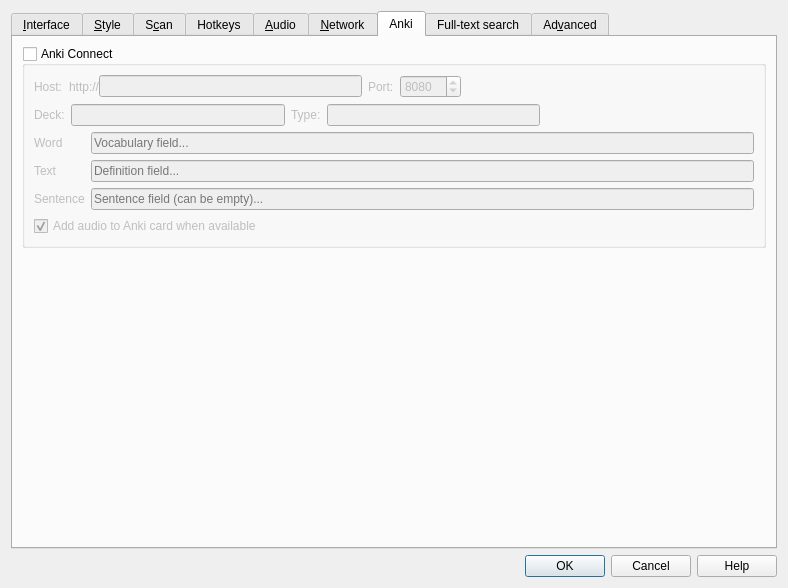
Old version of the form src/ui/preferences.ui in the repository xiaoyifang/goldendict-ng.
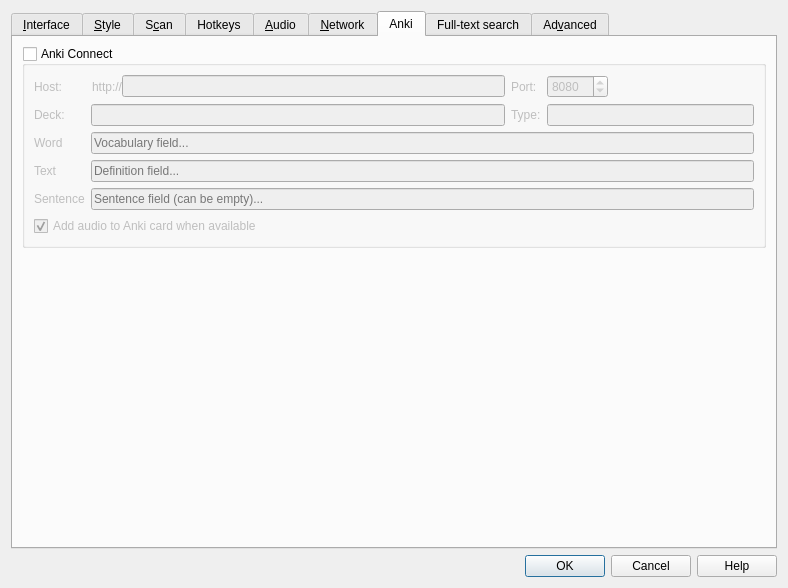
New version of the form. The open tabs and pages were chosen to show the change. Icons and pictures are not drawn.

Commit message: style(ui): unify Anki tab layout with a single grid

The edit to the form file:
```diff
--- a/src/ui/preferences.ui
+++ b/src/ui/preferences.ui
@@ -1262,17 +1262,15 @@
          <property name="checked">
           <bool>false</bool>
          </property>
-         <layout class="QVBoxLayout" name="verticalLayout_13">
-          <item>
-           <layout class="QHBoxLayout" name="horizontalLayout_21">
-            <item>
+         <layout class="QGridLayout" name="gridLayout_anki" columnstretch="0,2,0,1">
+          <item row="0" column="0">
              <widget class="QLabel" name="label_22">
               <property name="text">
                <string>Host:</string>
               </property>
              </widget>
             </item>
-            <item>
+          <item row="0" column="1">
              <layout class="QHBoxLayout" name="hostLayout">
               <property name="spacing">
                <number>0</number>
@@ -1292,15 +1290,21 @@
               </item>
              </layout>
             </item>
-            <item>
+          <item row="0" column="2">
              <widget class="QLabel" name="label_23">
               <property name="text">
                <string>Port:</string>
               </property>
              </widget>
             </item>
-            <item>
+          <item row="0" column="3">
              <widget class="QSpinBox" name="ankiPort">
+            <property name="sizePolicy">
+             <sizepolicy hsizetype="Fixed" vsizetype="Fixed">
+              <horstretch>0</horstretch>
+              <verstretch>0</verstretch>
+             </sizepolicy>
+            </property>
               <property name="maximum">
                <number>65535</number>
               </property>
@@ -1309,105 +1313,69 @@
               </property>
              </widget>
             </item>
-            <item>
-             <spacer name="horizontalSpacer_16">
-              <property name="orientation">
-               <enum>Qt::Horizontal</enum>
-              </property>
-              <property name="sizeHint" stdset="0">
-               <size>
-                <width>40</width>
-                <height>20</height>
-               </size>
-              </property>
-             </spacer>
-            </item>
-           </layout>
-          </item>
-          <item>
-           <layout class="QHBoxLayout" name="horizontalLayout_22">
-            <item>
+          <item row="1" column="0">
              <widget class="QLabel" name="label_28">
               <property name="text">
                <string>Deck:</string>
               </property>
              </widget>
             </item>
-            <item>
+          <item row="1" column="1">
              <widget class="QLineEdit" name="ankiDeck"/>
             </item>
-            <item>
+          <item row="1" column="2">
              <widget class="QLabel" name="label_25">
               <property name="text">
                <string>Type:</string>
               </property>
              </widget>
             </item>
-            <item>
+          <item row="1" column="3">
              <widget class="QLineEdit" name="ankiModel"/>
             </item>
-            <item>
-             <spacer name="horizontalSpacer_17">
-              <property name="orientation">
-               <enum>Qt::Horizontal</enum>
-              </property>
-              <property name="sizeHint" stdset="0">
-               <size>
-                <width>40</width>
-                <height>20</height>
-               </size>
-              </property>
-             </spacer>
-            </item>
-           </layout>
-          </item>
-          <item>
-           <layout class="QFormLayout" name="formLayout">
-            <item row="0" column="0">
+          <item row="2" column="0">
              <widget class="QLabel" name="wordLabel">
               <property name="text">
                <string>Word</string>
               </property>
              </widget>
             </item>
-            <item row="0" column="1">
+          <item row="2" column="1" colspan="3">
              <widget class="QLineEdit" name="ankiWord">
               <property name="placeholderText">
                <string>Vocabulary field...</string>
               </property>
              </widget>
             </item>
-            <item row="1" column="0">
+          <item row="3" column="0">
              <widget class="QLabel" name="textLabel">
               <property name="text">
                <string>Text</string>
               </property>
              </widget>
             </item>
-            <item row="1" column="1">
+          <item row="3" column="1" colspan="3">
              <widget class="QLineEdit" name="ankiText">
               <property name="placeholderText">
                <string>Definition field...</string>
               </property>
              </widget>
             </item>
-            <item row="2" column="0">
+          <item row="4" column="0">
              <widget class="QLabel" name="sentenceLabel">
               <property name="text">
                <string>Sentence</string>
               </property>
              </widget>
             </item>
-            <item row="2" column="1">
+          <item row="4" column="1" colspan="3">
              <widget class="QLineEdit" name="ankiSentence">
               <property name="placeholderText">
                <string>Sentence field (can be empty)...</string>
               </property>
              </widget>
             </item>
-           </layout>
-          </item>
-          <item>
+          <item row="5" column="0" colspan="4">
            <widget class="QCheckBox" name="ankiAddAudio">
             <property name="text">
              <string>Add audio to Anki card when available</string>
```
Lines whose indentation alone changed are shown as unchanged.
